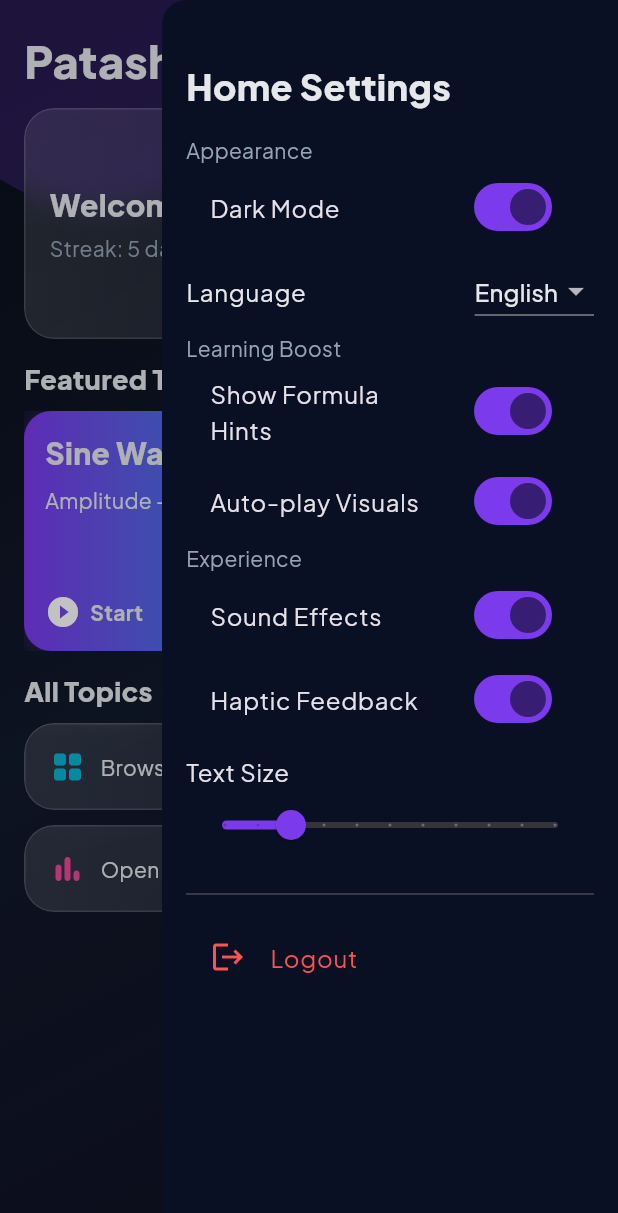
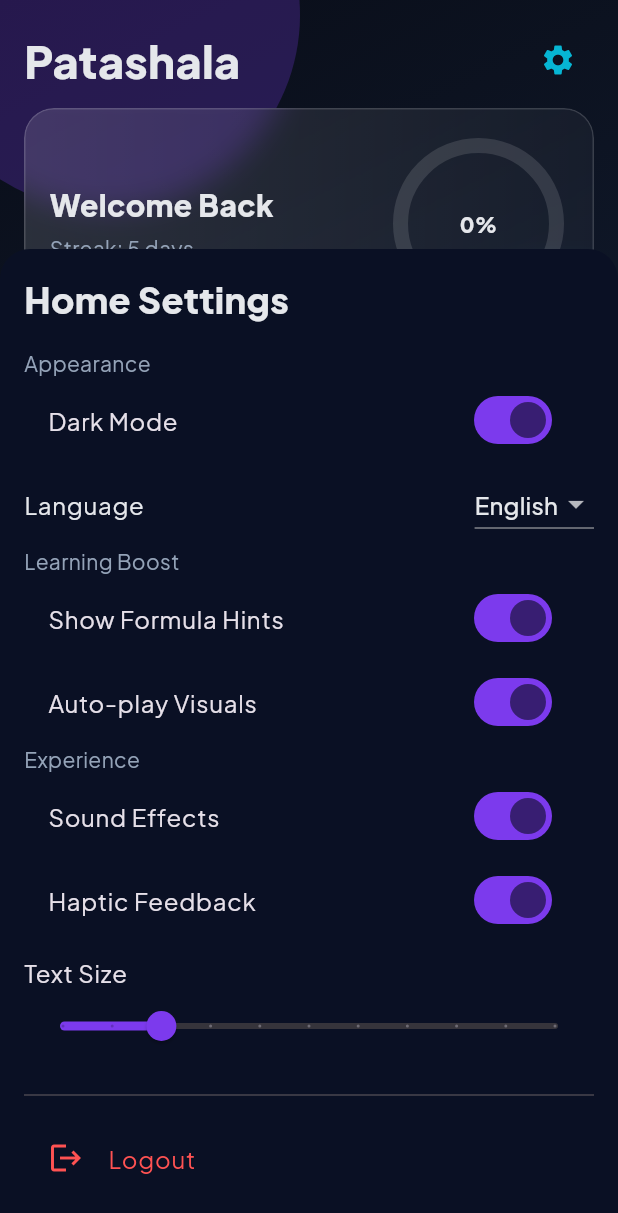
Before and after one commit to sashank33v/patashala, a Flutter app: the HomeScreen screen opened directly with empty values, after a tap on the "settings" icon, on a phone screen of 412 x 824 dp. Shown: the top 1213 px of the screen. Run offline on Flutter 3.47's test engine with Material 3 defaults, Android fonts, the phone set to English and light mode, and no system bars; our stand-ins replace google_fonts, shared_preferences; accounts and stored records are empty; network calls fail.

Commit message:
Replace settings drawer with no-scrim sheet to remove gray overlay

```diff
--- a/frontend/lib/screens/home_screen.dart
+++ b/frontend/lib/screens/home_screen.dart
@@ -60,108 +60,6 @@
     final textColor = AdaptiveColors.text(context);
     final subtextColor = AdaptiveColors.subtext(context);
     return Scaffold(
-      drawerScrimColor: Theme.of(context).brightness == Brightness.dark
-          ? Colors.black.withOpacity(0.24)
-          : Colors.transparent,
-      endDrawer: Drawer(
-        backgroundColor: Theme.of(context).brightness == Brightness.dark
-            ? const Color(0xFF0A1024)
-            : const Color(0xFFFFEAF3),
-        child: ListView(
-          padding: const EdgeInsets.fromLTRB(16, 40, 16, 16),
-          children: [
-            Text(AppStrings.t('home_settings'),
-                style: TextStyle(
-                    fontSize: 24,
-                    fontWeight: FontWeight.w800,
-                    color: textColor)),
-            const SizedBox(height: 16),
-            if (!_settingsLoaded)
-              const Center(
-                  child: Padding(
-                      padding: EdgeInsets.all(20),
-                      child: CircularProgressIndicator()))
-            else ...[
-              Text(AppStrings.t('appearance'),
-                  style: TextStyle(color: subtextColor)),
-              SwitchListTile(
-                value: _settings.darkMode,
-                onChanged: (v) =>
-                    _updateSettings(_settings.copyWith(darkMode: v)),
-                title: Text(_settings.darkMode
-                    ? AppStrings.t('dark_mode')
-                    : AppStrings.t('bright_mode')),
-              ),
-              ListTile(
-                contentPadding: EdgeInsets.zero,
-                title: Text(AppStrings.t('language'),
-                    style: TextStyle(color: textColor)),
-                trailing: DropdownButton<String>(
-                  value: _settings.languageCode,
-                  items: [
-                    DropdownMenuItem(
-                        value: 'en', child: Text(AppStrings.t('english'))),
-                    DropdownMenuItem(
-                        value: 'te', child: Text(AppStrings.t('telugu'))),
-                  ],
-                  onChanged: (v) {
-                    if (v == null) return;
-                    _updateSettings(_settings.copyWith(languageCode: v));
-                  },
-                ),
-              ),
-              Text(AppStrings.t('learning_boost'),
-                  style: TextStyle(color: subtextColor)),
-              SwitchListTile(
-                value: _settings.showHints,
-                onChanged: (v) =>
-                    _updateSettings(_settings.copyWith(showHints: v)),
-                title: Text(AppStrings.t('show_hints')),
-              ),
-              SwitchListTile(
-                value: _settings.autoPlay,
-                onChanged: (v) =>
-                    _updateSettings(_settings.copyWith(autoPlay: v)),
-                title: Text(AppStrings.t('autoplay_visuals')),
-              ),
-              Text(AppStrings.t('experience'),
-                  style: TextStyle(color: subtextColor)),
-              SwitchListTile(
-                value: _settings.soundEffects,
-                onChanged: (v) =>
-                    _updateSettings(_settings.copyWith(soundEffects: v)),
-                title: Text(AppStrings.t('sound_effects')),
-              ),
-              SwitchListTile(
-                value: _settings.haptics,
-                onChanged: (v) =>
-                    _updateSettings(_settings.copyWith(haptics: v)),
-                title: Text(AppStrings.t('haptic_feedback')),
-              ),
-              ListTile(
-                contentPadding: EdgeInsets.zero,
-                title: Text(AppStrings.t('text_size')),
-                subtitle: Slider(
-                  value: _settings.textScale,
-                  min: 0.8,
-                  max: 1.8,
-                  divisions: 10,
-                  label: _settings.textScale.toStringAsFixed(1),
-                  onChanged: (v) =>
-                      _updateSettings(_settings.copyWith(textScale: v)),
-                ),
-              ),
-              const Divider(height: 28),
-              ListTile(
-                onTap: _logout,
-                leading: const Icon(Icons.logout, color: Colors.redAccent),
-                title: Text(AppStrings.t('logout'),
-                    style: const TextStyle(color: Colors.redAccent)),
-              ),
-            ],
-          ],
-        ),
-      ),
       body: MeshBackground(
         child: SafeArea(
           child: FutureBuilder<Map<String, dynamic>>(
@@ -190,13 +88,11 @@
                                   fontSize: 30,
                                   fontWeight: FontWeight.w900,
                                   color: textColor))),
-                      Builder(
-                        builder: (context) => IconButton(
-                          tooltip: 'Settings',
-                          onPressed: () => Scaffold.of(context).openEndDrawer(),
-                          icon: const Icon(Icons.settings,
-                              color: NeonPalette.cyan),
-                        ),
+                      IconButton(
+                        tooltip: 'Settings',
+                        onPressed: () => _openSettingsSheet(context),
+                        icon:
+                            const Icon(Icons.settings, color: NeonPalette.cyan),
                       ),
                     ],
                   ),
@@ -318,6 +214,122 @@
     );
   }
 
+  Future<void> _openSettingsSheet(BuildContext context) async {
+    final isDark = Theme.of(context).brightness == Brightness.dark;
+    await showModalBottomSheet<void>(
+      context: context,
+      isScrollControlled: true,
+      barrierColor: Colors.transparent,
+      backgroundColor:
+          isDark ? const Color(0xFF0A1024) : const Color(0xFFFFEAF3),
+      shape: const RoundedRectangleBorder(
+        borderRadius: BorderRadius.vertical(top: Radius.circular(20)),
+      ),
+      builder: (context) => SafeArea(
+        child: Padding(
+          padding: const EdgeInsets.fromLTRB(16, 16, 16, 24),
+          child: _buildSettingsContent(context),
+        ),
+      ),
+    );
+  }
+
+  Widget _buildSettingsContent(BuildContext context) {
+    final textColor = AdaptiveColors.text(context);
+    final subtextColor = AdaptiveColors.subtext(context);
+    return ListView(
+      shrinkWrap: true,
+      children: [
+        Text(AppStrings.t('home_settings'),
+            style: TextStyle(
+                fontSize: 24, fontWeight: FontWeight.w800, color: textColor)),
+        const SizedBox(height: 16),
+        if (!_settingsLoaded)
+          const Center(
+              child: Padding(
+                  padding: EdgeInsets.all(20),
+                  child: CircularProgressIndicator()))
+        else ...[
+          Text(AppStrings.t('appearance'),
+              style: TextStyle(color: subtextColor)),
+          SwitchListTile(
+            value: _settings.darkMode,
+            onChanged: (v) => _updateSettings(_settings.copyWith(darkMode: v)),
+            title: Text(_settings.darkMode
+                ? AppStrings.t('dark_mode')
+                : AppStrings.t('bright_mode')),
+          ),
+          ListTile(
+            contentPadding: EdgeInsets.zero,
+            title: Text(AppStrings.t('language'),
+                style: TextStyle(color: textColor)),
+            trailing: DropdownButton<String>(
+              value: _settings.languageCode,
+              items: [
+                DropdownMenuItem(
+                    value: 'en', child: Text(AppStrings.t('english'))),
+                DropdownMenuItem(
+                    value: 'te', child: Text(AppStrings.t('telugu'))),
+              ],
+              onChanged: (v) {
+                if (v == null) return;
+                _updateSettings(_settings.copyWith(languageCode: v));
+              },
+            ),
+          ),
+          Text(AppStrings.t('learning_boost'),
+              style: TextStyle(color: subtextColor)),
+          SwitchListTile(
+            value: _settings.showHints,
+            onChanged: (v) => _updateSettings(_settings.copyWith(showHints: v)),
+            title: Text(AppStrings.t('show_hints')),
+          ),
+          SwitchListTile(
+            value: _settings.autoPlay,
+            onChanged: (v) => _updateSettings(_settings.copyWith(autoPlay: v)),
+            title: Text(AppStrings.t('autoplay_visuals')),
+          ),
+          Text(AppStrings.t('experience'),
+              style: TextStyle(color: subtextColor)),
+          SwitchListTile(
+            value: _settings.soundEffects,
+            onChanged: (v) =>
+                _updateSettings(_settings.copyWith(soundEffects: v)),
+            title: Text(AppStrings.t('sound_effects')),
+          ),
+          SwitchListTile(
+            value: _settings.haptics,
+            onChanged: (v) => _updateSettings(_settings.copyWith(haptics: v)),
+            title: Text(AppStrings.t('haptic_feedback')),
+          ),
+          ListTile(
+            contentPadding: EdgeInsets.zero,
+            title: Text(AppStrings.t('text_size')),
+            subtitle: Slider(
+              value: _settings.textScale,
+              min: 0.8,
+              max: 1.8,
+              divisions: 10,
+              label: _settings.textScale.toStringAsFixed(1),
+              onChanged: (v) =>
+                  _updateSettings(_settings.copyWith(textScale: v)),
+            ),
+          ),
+          const Divider(height: 28),
+          ListTile(
+            onTap: () async {
+              Navigator.of(context).pop();
+              await _logout();
+            },
+            leading: const Icon(Icons.logout, color: Colors.redAccent),
+            title: Text(AppStrings.t('logout'),
+                style: const TextStyle(color: Colors.redAccent)),
+          ),
+        ],
+      ],
+    );
+  }
+
   Widget _featuredCard(
       {required String title,
       required String subtitle,
```
Also changed, not shown: frontend/lib/screens/progress_dashboard_screen.dart (+159 -150 lines).
